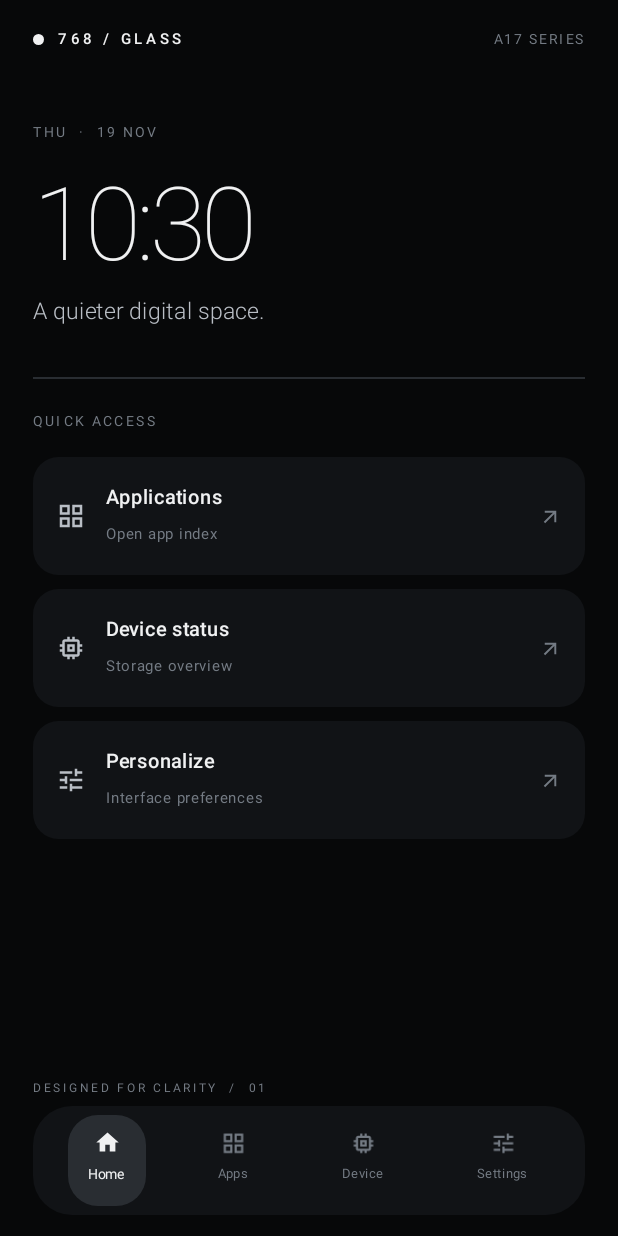
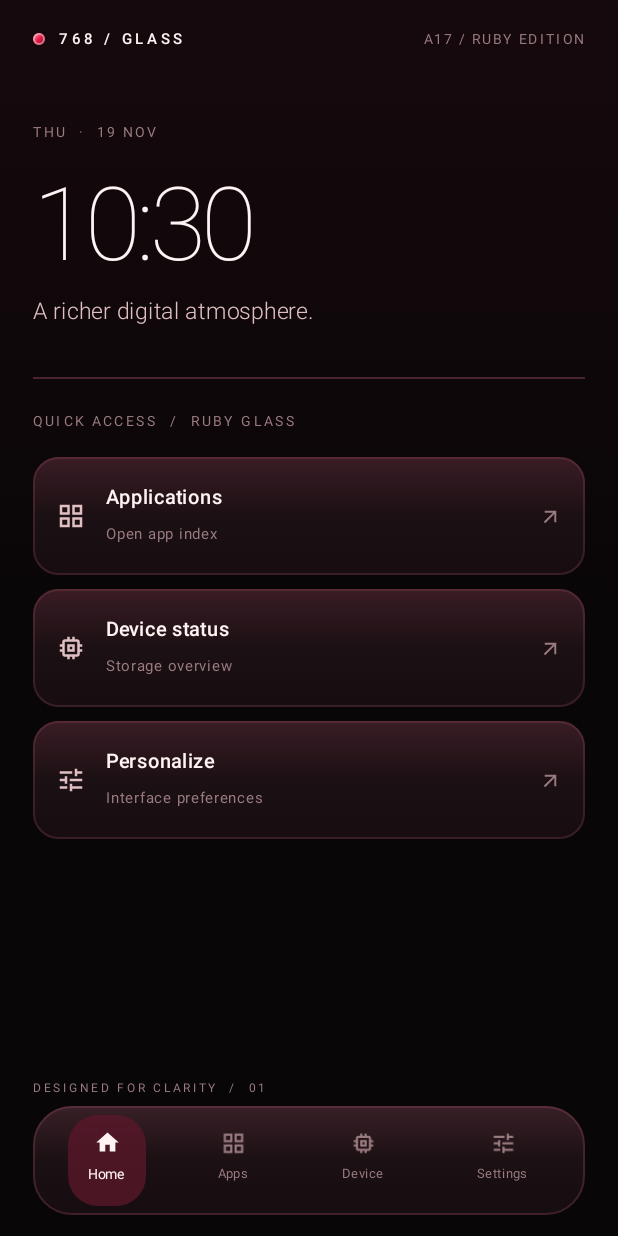
Before and after one commit to adwait768/Tv-glass-ui, an Android app built with Jetpack Compose: the screen it shows after launch (MainActivity), on a phone screen of 412 x 824 dp. Run offline under Robolectric (Android 15) with nearby library versions, the phone set to English and light mode, and no system bars.

Commit message:
Apply premium ruby glossy glass theme

```diff
--- a/768-glass-os/app/src/main/java/com/seveneightsix/glassos/MainActivity.kt
+++ b/768-glass-os/app/src/main/java/com/seveneightsix/glassos/MainActivity.kt
@@ -26,18 +26,23 @@ import androidx.compose.ui.Alignment
 import androidx.compose.ui.Modifier
 import androidx.compose.ui.draw.scale
 import androidx.compose.ui.graphics.Color
+import androidx.compose.ui.graphics.Brush
+import androidx.compose.foundation.border
 import androidx.compose.ui.text.font.FontWeight
 import androidx.compose.ui.unit.dp
 import androidx.compose.ui.unit.sp
 
-// 768 Glass OS — restrained monochrome industrial-futurist system.
-private val Void = Color(0xFF070809)
-private val Panel = Color(0xFF111316)
-private val Glass = Color(0xFF171A1E)
-private val White = Color(0xFFF0F1F2)
-private val Silver = Color(0xFFB9BEC5)
-private val Dim = Color(0xFF747B84)
-private val Hairline = Color(0xFF292D32)
+// 768 Glass OS — ruby-glass luxury interface.
+private val Void = Color(0xFF090607)
+private val Panel = Color(0xFF1B1013)
+private val Glass = Color(0xFF251317)
+private val White = Color(0xFFFFF4F3)
+private val Silver = Color(0xFFE0BFC2)
+private val Dim = Color(0xFF9A7B80)
+private val Hairline = Color(0xFF48242D)
+private val Ruby = Color(0xFFE11D48)
+private val RubyDeep = Color(0xFF7F102B)
+private val RoseGold = Color(0xFFD9A0A7)
 
 class MainActivity : ComponentActivity() {
  override fun onCreate(savedInstanceState: Bundle?) {
@@ -60,17 +65,17 @@ fun GlassOS() {
  val time = remember { java.text.SimpleDateFormat("HH:mm", java.util.Locale.getDefault()).format(java.util.Date()) }
  val date = remember { java.text.SimpleDateFormat("EEE  ·  dd MMM", java.util.Locale.getDefault()).format(java.util.Date()).uppercase() }
 
- MaterialTheme(colorScheme = darkColorScheme(primary=White, background=Void, surface=Panel)) {
-  Box(Modifier.fillMaxSize().background(Void)) {
+ MaterialTheme(colorScheme = darkColorScheme(primary=Ruby, secondary=RoseGold, background=Void, surface=Panel)) {
+  Box(Modifier.fillMaxSize().background(Brush.verticalGradient(listOf(Color(0xFF16090D), Void, Color(0xFF090607))))) {
    // Android safe drawing insets protect the content around punch-hole cameras and notches.
    Column(Modifier.fillMaxSize().safeDrawingPadding().padding(horizontal=22.dp, vertical=14.dp)) {
     Row(Modifier.fillMaxWidth(), horizontalArrangement=Arrangement.SpaceBetween, verticalAlignment=Alignment.CenterVertically) {
      Row(verticalAlignment=Alignment.CenterVertically) {
-      Box(Modifier.size(7.dp).background(White, CircleShape))
+      Box(Modifier.size(8.dp).background(Brush.linearGradient(listOf(Color(0xFFFFA3B5), Ruby, RubyDeep)), CircleShape).border(1.dp, Color(0xFFFFC4CE).copy(alpha=.55f), CircleShape))
       Spacer(Modifier.width(9.dp))
       Text("768 / GLASS", color=White, fontSize=10.sp, fontWeight=FontWeight.SemiBold, letterSpacing=2.4.sp)
      }
-     Text("A17 SERIES", color=Dim, fontSize=9.sp, letterSpacing=1.7.sp)
+     Text("A17 / RUBY EDITION", color=Dim, fontSize=9.sp, letterSpacing=1.7.sp)
     }
     Spacer(Modifier.height(38.dp))
     when(page) {
@@ -83,10 +88,10 @@ fun GlassOS() {
       LazyVerticalGrid(columns=GridCells.Adaptive(92.dp), verticalArrangement=Arrangement.spacedBy(10.dp), horizontalArrangement=Arrangement.spacedBy(10.dp)) {
        items(apps) { app ->
         val label=app.loadLabel(ctx.packageManager).toString()
-        Column(Modifier.background(Glass,RoundedCornerShape(18.dp)).clickable {
+        Column(Modifier.background(Brush.verticalGradient(listOf(Color(0xFF48202B), Glass, Color(0xFF170D10))),RoundedCornerShape(18.dp)).border(1.dp,Color(0xFFB85A70).copy(alpha=.24f),RoundedCornerShape(18.dp)).clickable {
          ctx.packageManager.getLaunchIntentForPackage(app.activityInfo.packageName)?.let { ctx.startActivity(it) }
         }.padding(vertical=16.dp,horizontal=7.dp), horizontalAlignment=Alignment.CenterHorizontally) {
-         Text(label.take(1).uppercase(),color=Silver,fontSize=22.sp,fontWeight=FontWeight.Light)
+         Text(label.take(1).uppercase(),color=RoseGold,fontSize=22.sp,fontWeight=FontWeight.Light)
          Spacer(Modifier.height(6.dp))
          Text(label,color=White.copy(alpha=.88f),fontSize=10.sp,maxLines=2)
         }
@@ -109,11 +114,11 @@ fun GlassOS() {
       Spacer(Modifier.height(10.dp))
       Text(time,color=White,fontSize=68.sp,fontWeight=FontWeight.ExtraLight,letterSpacing=(-3).sp)
       Spacer(Modifier.height(5.dp))
-      Text("A quieter digital space.",color=Silver,fontSize=15.sp,fontWeight=FontWeight.Light)
+      Text("A richer digital atmosphere.",color=Silver,fontSize=15.sp,fontWeight=FontWeight.Light)
       Spacer(Modifier.height(32.dp))
       Box(Modifier.fillMaxWidth().height(1.dp).background(Hairline))
       Spacer(Modifier.height(16.dp))
-      Text("QUICK ACCESS",color=Dim,fontSize=9.sp,letterSpacing=2.2.sp)
+      Text("QUICK ACCESS  /  RUBY GLASS",color=Dim,fontSize=9.sp,letterSpacing=2.2.sp)
       Spacer(Modifier.height(12.dp))
       QuickRow("Applications","Open app index",Icons.Default.GridView) { page="Apps" }
       QuickRow("Device status","Storage overview",Icons.Default.Memory) { page="Device" }
@@ -123,12 +128,12 @@ fun GlassOS() {
      }
     }
     if(page!="Home") Spacer(Modifier.weight(1f))
-    Row(Modifier.fillMaxWidth().background(Panel,RoundedCornerShape(26.dp)).padding(6.dp),horizontalArrangement=Arrangement.SpaceAround) {
+    Row(Modifier.fillMaxWidth().background(Brush.verticalGradient(listOf(Color(0xFF382027),Panel,Color(0xFF160D10))),RoundedCornerShape(26.dp)).border(1.dp,Color(0xFFB85A70).copy(alpha=.25f),RoundedCornerShape(26.dp)).padding(6.dp),horizontalArrangement=Arrangement.SpaceAround) {
      listOf("Home","Apps","Device","Settings").forEach { item ->
       val selected=page==item
       val scale by animateFloatAsState(if(selected) 1f else .96f,animationSpec=spring(stiffness=500f),label="navScale")
       val icon=when(item){"Home"->Icons.Default.Home;"Apps"->Icons.Default.GridView;"Device"->Icons.Default.Memory;else->Icons.Default.Tune}
-      Column(Modifier.scale(scale).clickable{page=item}.background(if(selected) Color(0xFF292D32) else Color.Transparent,RoundedCornerShape(20.dp)).padding(horizontal=13.dp,vertical=9.dp),horizontalAlignment=Alignment.CenterHorizontally) {
+      Column(Modifier.scale(scale).clickable{page=item}.background(if(selected) Color(0xFF5A1829).copy(alpha=.78f) else Color.Transparent,RoundedCornerShape(20.dp)).padding(horizontal=13.dp,vertical=9.dp),horizontalAlignment=Alignment.CenterHorizontally) {
        Icon(icon,null,tint=if(selected) White else Dim,modifier=Modifier.size(18.dp))
        Text(item,color=if(selected) White else Dim,fontSize=9.sp)
       }
@@ -141,7 +146,7 @@ fun GlassOS() {
 
 @Composable
 private fun QuickRow(title:String,subtitle:String,icon:androidx.compose.ui.graphics.vector.ImageVector,onClick:()->Unit) {
- Row(Modifier.fillMaxWidth().padding(bottom=9.dp).background(Panel,RoundedCornerShape(17.dp)).clickable(onClick=onClick).padding(horizontal=15.dp,vertical=15.dp),verticalAlignment=Alignment.CenterVertically) {
+ Row(Modifier.fillMaxWidth().padding(bottom=9.dp).background(Brush.verticalGradient(listOf(Color(0xFF3A1C25),Panel,Color(0xFF170D10))),RoundedCornerShape(17.dp)).border(1.dp,Color(0xFFB85A70).copy(alpha=.22f),RoundedCornerShape(17.dp)).clickable(onClick=onClick).padding(horizontal=15.dp,vertical=15.dp),verticalAlignment=Alignment.CenterVertically) {
   Icon(icon,null,tint=Silver,modifier=Modifier.size(20.dp))
   Spacer(Modifier.width(13.dp))
   Column(Modifier.weight(1f)) {
```
